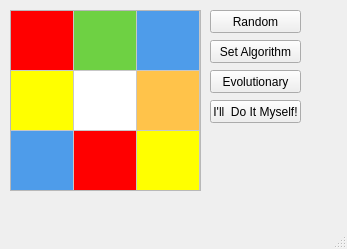
First picture: the form in rubiks_main.ui, repository kmychalt/Rubiks-Cube-Project, before the edit.
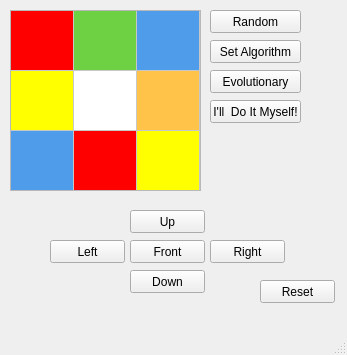
Second picture: the form after the edit.

Commit message: Cube class, working on signals

The edit to the form file:
```diff
--- a/rubiks_main.ui
+++ b/rubiks_main.ui
@@ -7,7 +7,7 @@
     <x>0</x>
     <y>0</y>
     <width>347</width>
-    <height>249</height>
+    <height>355</height>
    </rect>
   </property>
   <property name="windowTitle">
@@ -268,6 +268,84 @@
      </property>
     </item>
    </widget>
+   <widget class="QPushButton" name="pushButton_5">
+    <property name="geometry">
+     <rect>
+      <x>130</x>
+      <y>240</y>
+      <width>75</width>
+      <height>23</height>
+     </rect>
+    </property>
+    <property name="text">
+     <string>Front</string>
+    </property>
+   </widget>
+   <widget class="QPushButton" name="pushButton_6">
+    <property name="geometry">
+     <rect>
+      <x>130</x>
+      <y>210</y>
+      <width>75</width>
+      <height>23</height>
+     </rect>
+    </property>
+    <property name="text">
+     <string>Up</string>
+    </property>
+   </widget>
+   <widget class="QPushButton" name="pushButton_7">
+    <property name="geometry">
+     <rect>
+      <x>210</x>
+      <y>240</y>
+      <width>75</width>
+      <height>23</height>
+     </rect>
+    </property>
+    <property name="text">
+     <string>Right</string>
+    </property>
+   </widget>
+   <widget class="QPushButton" name="pushButton_8">
+    <property name="geometry">
+     <rect>
+      <x>50</x>
+      <y>240</y>
+      <width>75</width>
+      <height>23</height>
+     </rect>
+    </property>
+    <property name="text">
+     <string>Left</string>
+    </property>
+   </widget>
+   <widget class="QPushButton" name="pushButton_9">
+    <property name="geometry">
+     <rect>
+      <x>130</x>
+      <y>270</y>
+      <width>75</width>
+      <height>23</height>
+     </rect>
+    </property>
+    <property name="text">
+     <string>Down</string>
+    </property>
+   </widget>
+   <widget class="QPushButton" name="pushButton_10">
+    <property name="geometry">
+     <rect>
+      <x>260</x>
+      <y>280</y>
+      <width>75</width>
+      <height>23</height>
+     </rect>
+    </property>
+    <property name="text">
+     <string>Reset</string>
+    </property>
+   </widget>
   </widget>
   <widget class="QMenuBar" name="menubar">
    <property name="geometry">
```
Left out of the diff: 2 changed lines with no effect on the pictures. The commit also changes 4 other files.
